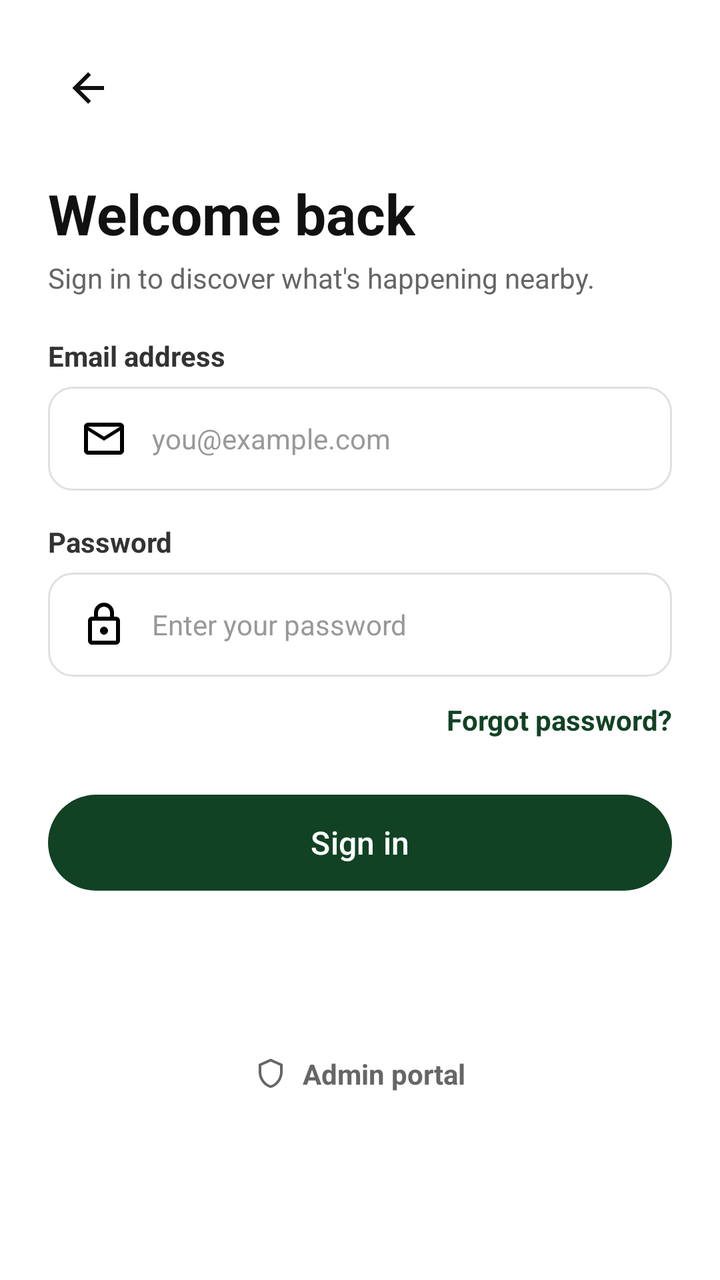
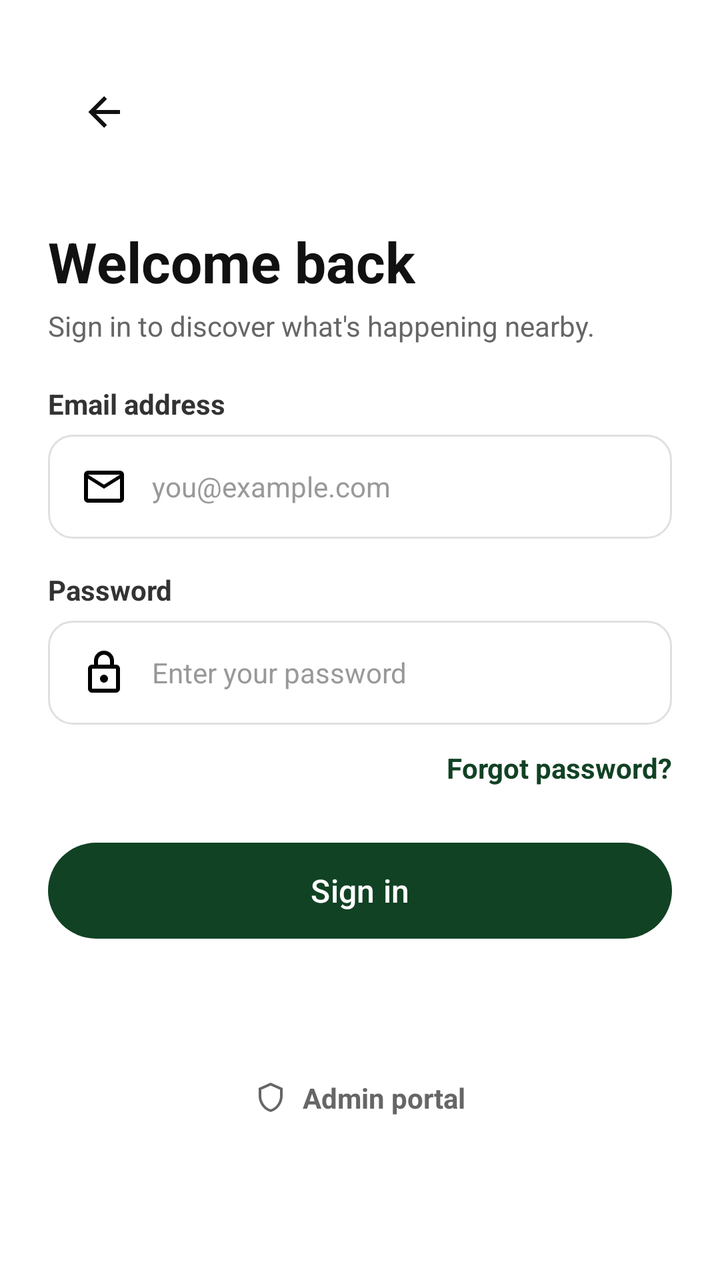

Compare the two renders of this Android layout. The source of the first and the diff that turns it into the second are given below.
<!-- AndroidManifest.xml: application theme Theme.GeoConnect -->
<!-- res/layout/activity_signin.xml -->
<?xml version="1.0" encoding="utf-8"?>
<ScrollView xmlns:android="http://schemas.android.com/apk/res/android"
    xmlns:app="http://schemas.android.com/apk/res-auto"
    android:layout_width="match_parent"
    android:layout_height="match_parent"
    android:background="#FFFFFF"
    android:fillViewport="true">

    <androidx.constraintlayout.widget.ConstraintLayout
        android:layout_width="match_parent"
        android:layout_height="wrap_content"
        android:padding="24dp">

        
        <ImageButton
            android:id="@+id/btnBack"
            android:layout_width="40dp"
            android:layout_height="40dp"
            android:background="?attr/selectableItemBackgroundBorderless"
            android:src="@drawable/ic_arrow_back"
            app:tint="#111111"
            android:contentDescription="Back"
            app:layout_constraintStart_toStartOf="parent"
            app:layout_constraintTop_toTopOf="parent" />

        
        <TextView
            android:id="@+id/txtWelcomeBack"
            android:layout_width="wrap_content"
            android:layout_height="wrap_content"
            android:layout_marginTop="24dp"
            android:text="Welcome back"
            android:textColor="#111111"
            android:textSize="28sp"
            android:textStyle="bold"
            app:layout_constraintStart_toStartOf="parent"
            app:layout_constraintTop_toBottomOf="@id/btnBack" />

        
        <TextView
            android:id="@+id/txtSubtitle"
            android:layout_width="wrap_content"
            android:layout_height="wrap_content"
            android:layout_marginTop="4dp"
            android:text="Sign in to discover what's happening nearby."
            android:textColor="#666666"
            android:textSize="14sp"
            app:layout_constraintStart_toStartOf="parent"
            app:layout_constraintTop_toBottomOf="@id/txtWelcomeBack" />

        
        <TextView
            android:id="@+id/txtErrorMessage"
            android:layout_width="0dp"
            android:layout_height="wrap_content"
            android:layout_marginTop="16dp"
            android:background="#FDE8E8"
            android:padding="12dp"
            android:text="Incorrect email address or password. Please try again."
            android:textColor="#C53030"
            android:textSize="13sp"
            android:visibility="gone"
            app:layout_constraintEnd_toEndOf="parent"
            app:layout_constraintStart_toStartOf="parent"
            app:layout_constraintTop_toBottomOf="@id/txtSubtitle" />

        
        <TextView
            android:id="@+id/lblEmail"
            android:layout_width="wrap_content"
            android:layout_height="wrap_content"
            android:layout_marginTop="20dp"
            android:text="Email address"
            android:textColor="#333333"
            android:textSize="14sp"
            android:textStyle="bold"
            app:layout_constraintStart_toStartOf="parent"
            app:layout_constraintTop_toBottomOf="@id/txtErrorMessage" />

        <EditText
            android:id="@+id/etEmail"
            android:layout_width="0dp"
            android:layout_height="52dp"
            android:layout_marginTop="6dp"
            android:background="@drawable/bg_input_field"
            android:drawableStart="@drawable/ic_email"
            android:drawablePadding="12dp"
            android:hint="you@example.com"
            android:inputType="textEmailAddress"
            android:paddingHorizontal="16dp"
            android:textColor="#111111"
            android:textColorHint="#999999"
            android:textSize="14sp"
            app:layout_constraintEnd_toEndOf="parent"
            app:layout_constraintStart_toStartOf="parent"
            app:layout_constraintTop_toBottomOf="@id/lblEmail" />

        
        <TextView
            android:id="@+id/lblPassword"
            android:layout_width="wrap_content"
            android:layout_height="wrap_content"
            android:layout_marginTop="16dp"
            android:text="Password"
            android:textColor="#333333"
            android:textSize="14sp"
            android:textStyle="bold"
            app:layout_constraintStart_toStartOf="parent"
            app:layout_constraintTop_toBottomOf="@id/etEmail" />

        <EditText
            android:id="@+id/etPassword"
            android:layout_width="0dp"
            android:layout_height="52dp"
            android:layout_marginTop="6dp"
            android:background="@drawable/bg_input_field"
            android:drawableStart="@drawable/ic_lock"
            android:drawablePadding="12dp"
            android:hint="Enter your password"
            android:inputType="textPassword"
            android:paddingHorizontal="16dp"
            android:textColor="#111111"
            android:textColorHint="#999999"
            android:textSize="14sp"
            app:layout_constraintEnd_toEndOf="parent"
            app:layout_constraintStart_toStartOf="parent"
            app:layout_constraintTop_toBottomOf="@id/lblPassword" />

        
        <TextView
            android:id="@+id/txtForgotPassword"
            android:layout_width="wrap_content"
            android:layout_height="wrap_content"
            android:layout_marginTop="12dp"
            android:text="Forgot password?"
            android:textColor="#114224"
            android:textSize="14sp"
            android:textStyle="bold"
            app:layout_constraintEnd_toEndOf="parent"
            app:layout_constraintTop_toBottomOf="@id/etPassword" />

        
        <com.google.android.material.button.MaterialButton
            android:id="@+id/btnSignIn"
            android:layout_width="0dp"
            android:layout_height="56dp"
            android:layout_marginTop="24dp"
            android:text="Sign in"
            android:textColor="@android:color/white"
            android:textSize="16sp"
            android:textAllCaps="false"
            app:backgroundTint="#114224"
            app:cornerRadius="28dp"
            app:elevation="0dp"
            app:layout_constraintEnd_toEndOf="parent"
            app:layout_constraintStart_toStartOf="parent"
            app:layout_constraintTop_toBottomOf="@id/txtForgotPassword" />

        
        <LinearLayout
            android:id="@+id/layoutAdminPortal"
            android:layout_width="wrap_content"
            android:layout_height="wrap_content"
            android:layout_marginTop="32dp"
            android:layout_marginBottom="24dp"
            android:clickable="true"
            android:focusable="true"
            android:gravity="center_vertical"
            android:orientation="horizontal"
            app:layout_constraintBottom_toBottomOf="parent"
            app:layout_constraintEnd_toEndOf="parent"
            app:layout_constraintStart_toStartOf="parent"
            app:layout_constraintTop_toBottomOf="@id/btnSignIn">

            <ImageView
                android:layout_width="16dp"
                android:layout_height="16dp"
                android:src="@drawable/ic_shield"
                app:tint="#666666"
                android:contentDescription="Shield" />

            <TextView
                android:layout_width="wrap_content"
                android:layout_height="wrap_content"
                android:layout_marginStart="8dp"
                android:text="Admin portal"
                android:textColor="#666666"
                android:textSize="14sp"
                android:textStyle="bold" />
        </LinearLayout>

    </androidx.constraintlayout.widget.ConstraintLayout>
</ScrollView>
<!-- resources referenced by this layout -->
<resources>
  <!-- drawable bg_input_field (drawable) -->
  <?xml version="1.0" encoding="utf-8"?>
  <shape xmlns:android="http://schemas.android.com/apk/res/android"
      android:shape="rectangle">
      <solid android:color="#FFFFFF" />
      <corners android:radius="12dp" />
      <stroke android:width="1dp" android:color="#E0E0E0" />
  </shape>
  <!-- drawable ic_arrow_back (drawable) -->
  <vector xmlns:android="http://schemas.android.com/apk/res/android" android:height="24dp" android:width="24dp" android:viewportWidth="24" android:viewportHeight="24">
      <path android:fillColor="#000000" android:pathData="M20,11V13H8L13.5,18.5L12.08,19.92L4.16,12L12.08,4.08L13.5,5.5L8,11H20Z"/>
  </vector>
  <!-- drawable ic_email (drawable) -->
  <vector xmlns:android="http://schemas.android.com/apk/res/android" android:height="24dp" android:width="24dp" android:viewportWidth="24" android:viewportHeight="24">
      <path android:fillColor="#000000" android:pathData="M22 6C22 4.9 21.1 4 20 4H4C2.9 4 2 4.9 2 6V18C2 19.1 2.9 20 4 20H20C21.1 20 22 19.1 22 18V6M20 6L12 11L4 6H20M20 18H4V8L12 13L20 8V18Z"/>
  </vector>
  <!-- drawable ic_lock (drawable) -->
  <vector xmlns:android="http://schemas.android.com/apk/res/android" android:height="24dp" android:width="24dp" android:viewportWidth="24" android:viewportHeight="24">
      <path android:fillColor="#000000" android:pathData="M12,17C10.89,17 10,16.1 10,15C10,13.89 10.89,13 12,13A2,2 0 0,1 14,15A2,2 0 0,1 12,17M18,20V10H6V20H18M18,8A2,2 0 0,1 20,10V20A2,2 0 0,1 18,22H6C4.89,22 4,21.1 4,20V10C4,8.89 4.89,8 6,8H7V6A5,5 0 0,1 12,1A5,5 0 0,1 17,6V8H18M12,3A3,3 0 0,0 9,6V8H15V6A3,3 0 0,0 12,3Z"/>
  </vector>
  <!-- drawable ic_shield (drawable) -->
  <vector xmlns:android="http://schemas.android.com/apk/res/android"
      android:height="24dp"
      android:width="24dp"
      android:viewportWidth="24"
      android:viewportHeight="24">
      <path android:fillColor="#000000"
          android:pathData="M21,11C21,16.55 17.16,21.74 12,23C6.84,21.74 3,16.55 3,11V5L12,1L21,5V11M12,21C15.75,20 19,15.54 19,11.22V6.3L12,3.18L5,6.3V11.22C5,15.54 8.25,20 12,21Z"/>
  </vector>
  <style name="Theme.GeoConnect" parent="Base.Theme.GeoConnect" />
  <style name="Base.Theme.GeoConnect" parent="Theme.Material3.DayNight.NoActionBar">
          
          
      </style>
</resources>

<!-- the commit's change to res/layout/activity_signin.xml (unified diff, before → after) -->
@@ -12,18 +12,20 @@
         android:padding="24dp">
 
         
-        <ImageButton
-            android:id="@+id/btnBack"
-            android:layout_width="40dp"
-            android:layout_height="40dp"
-            android:background="?attr/selectableItemBackgroundBorderless"
-            android:src="@drawable/ic_arrow_back"
-            app:tint="#111111"
-            android:contentDescription="Back"
+        <com.google.android.material.appbar.MaterialToolbar
+            android:id="@+id/toolbar"
+            android:layout_width="0dp"
+            android:layout_height="?attr/actionBarSize"
+            android:background="@android:color/transparent"
+            app:navigationIcon="@drawable/ic_arrow_back"
+            app:navigationIconTint="#111111"
+            app:titleCentered="true"
+            app:titleTextAppearance="@style/TextAppearance.MaterialComponents.Headline6"
+            app:titleTextColor="#111111"
+            app:layout_constraintEnd_toEndOf="parent"
             app:layout_constraintStart_toStartOf="parent"
             app:layout_constraintTop_toTopOf="parent" />
 
-        
         <TextView
             android:id="@+id/txtWelcomeBack"
             android:layout_width="wrap_content"
@@ -34,9 +36,9 @@
             android:textSize="28sp"
             android:textStyle="bold"
             app:layout_constraintStart_toStartOf="parent"
-            app:layout_constraintTop_toBottomOf="@id/btnBack" />
+            app:layout_constraintTop_toBottomOf="@id/toolbar" />
 
-        
+
         <TextView
             android:id="@+id/txtSubtitle"
             android:layout_width="wrap_content"
@@ -48,7 +50,6 @@
             app:layout_constraintStart_toStartOf="parent"
             app:layout_constraintTop_toBottomOf="@id/txtWelcomeBack" />
 
-        
         <TextView
             android:id="@+id/txtErrorMessage"
             android:layout_width="0dp"
